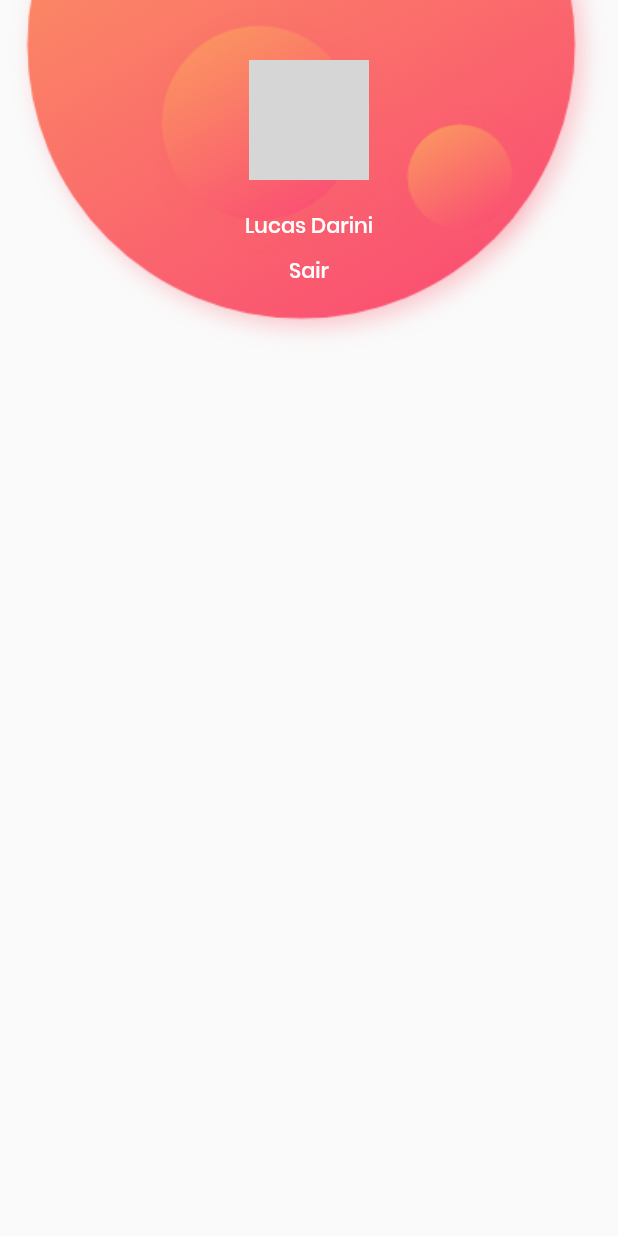
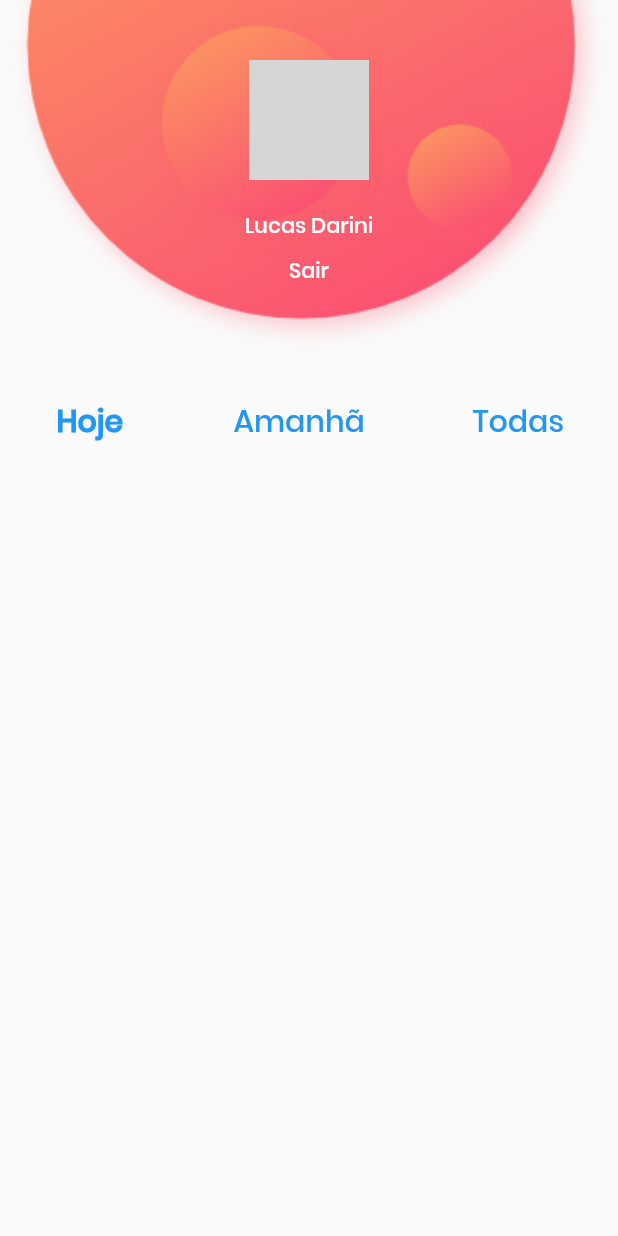
Before and after one commit to Darini/todos-mobx, a Flutter app: the screen it shows after launch, on a phone screen of 412 x 824 dp. Run offline on Flutter 3.47's test engine with Material 2 defaults, Android fonts, the phone set to English and light mode, and no system bars; network calls fail; grey boxes are pictures that could not be loaded.

Commit message:
feat(Navbar): add new widget

```diff
--- a/lib/views/home_view.dart
+++ b/lib/views/home_view.dart
@@ -1,4 +1,5 @@
 import 'package:flutter/material.dart';
+import 'package:todos_mobx/views/widgets/navbar_widget.dart';
 import 'package:todos_mobx/views/widgets/user_card_widget.dart';
 
 class HomeView extends StatelessWidget {
@@ -10,6 +11,7 @@ class HomeView extends StatelessWidget {
       body: Column(
         children: const <Widget>[
           UserCard(),
+          Navbar(),
         ],
       ),
     );
--- /dev/null
+++ b/lib/views/widgets/navbar_widget.dart
@@ -0,0 +1,49 @@
+import 'package:flutter/material.dart';
+
+class Navbar extends StatelessWidget {
+  const Navbar({Key? key}) : super(key: key);
+
+  @override
+  Widget build(BuildContext context) {
+    return SizedBox(
+      width: double.infinity,
+      height: 80,
+      child: Row(
+        crossAxisAlignment: CrossAxisAlignment.center,
+        mainAxisAlignment: MainAxisAlignment.spaceAround,
+        children: <Widget>[
+          TextButton(
+            child: const Text(
+              'Hoje',
+              style: TextStyle(
+                fontSize: 20,
+                fontWeight: FontWeight.bold,
+              ),
+            ),
+            onPressed: () {},
+          ),
+          TextButton(
+            child: const Text(
+              'Amanhã',
+              style: TextStyle(
+                fontSize: 20,
+                fontWeight: FontWeight.w100,
+              ),
+            ),
+            onPressed: () {},
+          ),
+          TextButton(
+            child: const Text(
+              'Todas',
+              style: TextStyle(
+                fontSize: 20,
+                fontWeight: FontWeight.w100,
+              ),
+            ),
+            onPressed: () {},
+          ),
+        ],
+      ),
+    );
+  }
+}
```
